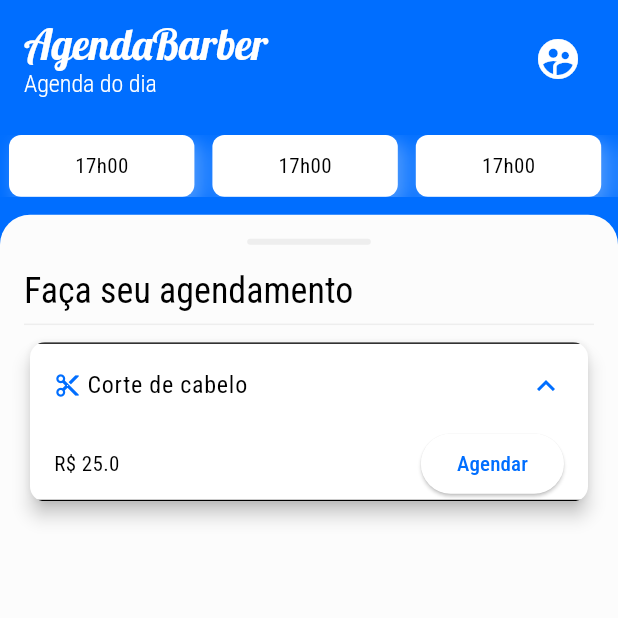
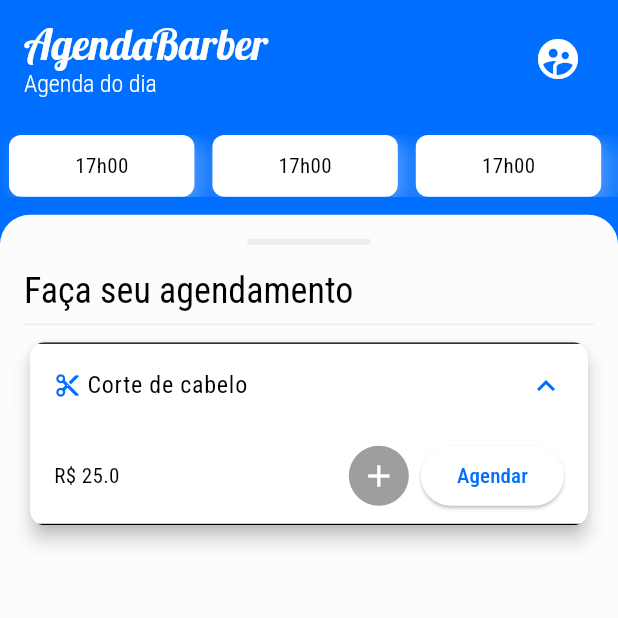
Before and after one commit to gabrielviannadev/agendabarber, a Flutter app: the screen it shows after launch, after a tap on "Corte de cabelo", after a tap on "Agendar", on a phone screen of 412 x 824 dp, the top half of it. Run offline on Flutter 3.47's test engine with Material 3 defaults, Android fonts, the phone set to English and light mode, and no system bars; our stand-ins replace firebase_core, get; accounts and stored records are empty.

```diff
--- a/lib/app/modules/homepage/homepage_view.dart
+++ b/lib/app/modules/homepage/homepage_view.dart
@@ -11,11 +11,13 @@ class HomePage extends GetView<HomepageController> {
   Widget build(BuildContext context) {
     return Scaffold(
       backgroundColor: Theme.of(context).colorScheme.primary,
-      body: const Column(
-        children: [
-          HomeHeaderWidget(),
-          BodyHomeWidget(),
-        ],
+      body: const Scrollbar(
+        child: Column(
+          children: [
+            HomeHeaderWidget(),
+            BodyHomeWidget(),
+          ],
+        ),
       ),
     );
   }
--- a/lib/app/modules/homepage/widgets/service_card.dart
+++ b/lib/app/modules/homepage/widgets/service_card.dart
@@ -26,13 +26,23 @@ class ServiceCard extends StatelessWidget {
                 ],
               ),
               tilePadding: const EdgeInsets.symmetric(horizontal: 16.0),
-              childrenPadding: const EdgeInsets.symmetric(horizontal: 16.0),
+              childrenPadding: const EdgeInsets.symmetric(horizontal: 16.0, vertical: 8.0),
               onExpansionChanged: (value) {},
               children: [
                 Row(
                   mainAxisAlignment: MainAxisAlignment.spaceBetween,
                   children: [
                     Text("R\$ ${price.toString()}"),
+                    const Spacer(),
+                    GestureDetector(
+                      onTap: () {},
+                      child: const CircleAvatar(
+                        radius: 20.0,
+                        backgroundColor: Colors.grey,
+                        child: Icon(Icons.add, color: Colors.white),
+                      ),
+                    ),
+                    const SizedBox(width: 8.0),
                     ElevatedButton(
                       onPressed: () {},
                       child: const Text('Agendar'),
```
